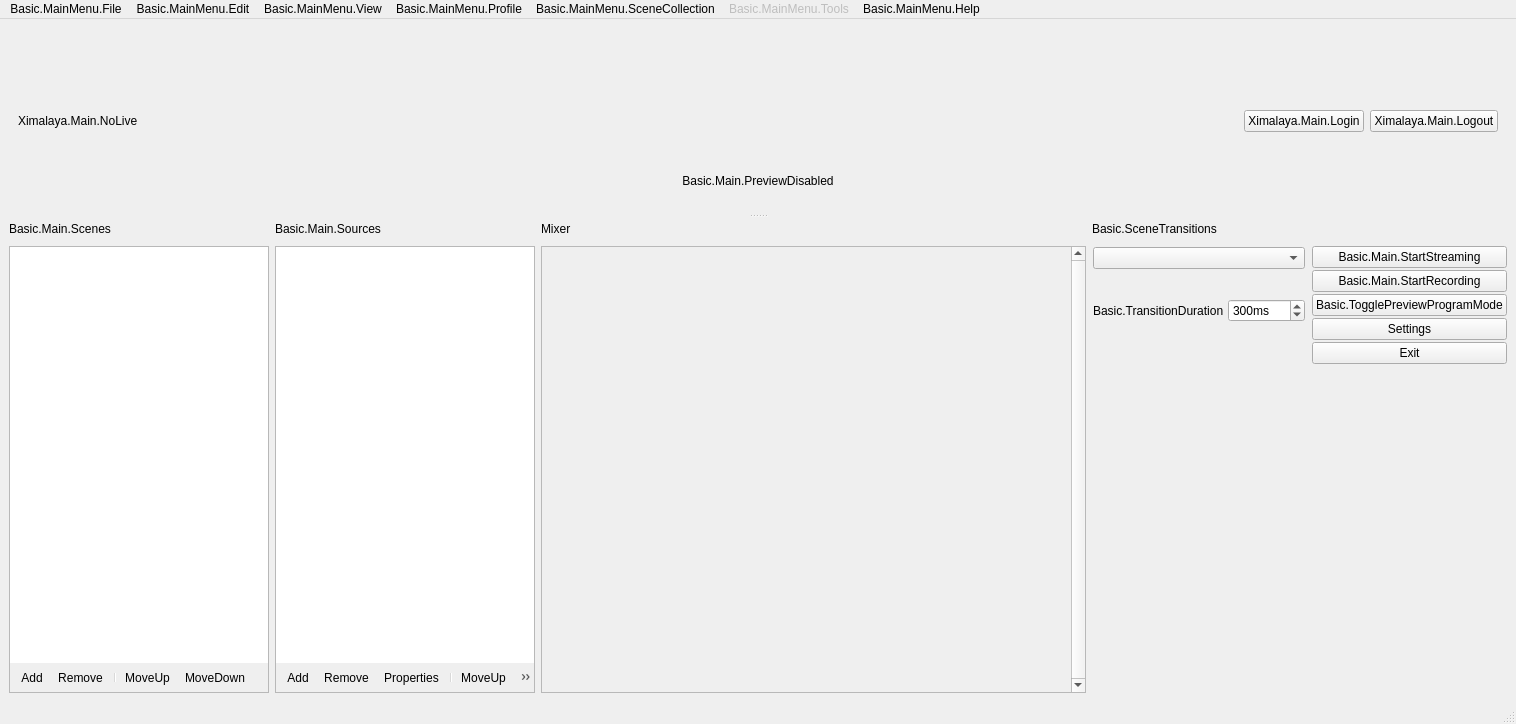
Old version of the form UI/forms/OBSBasic.ui in the repository flying19880517/obs-studio.
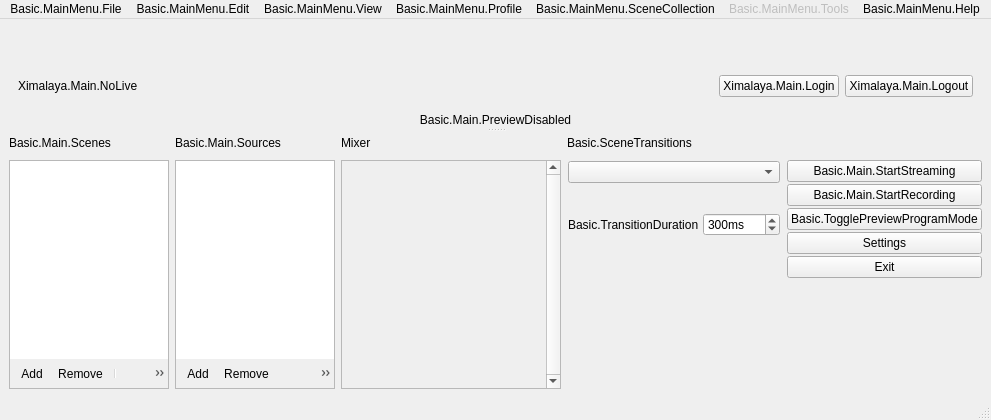
New version of the form. Icons and pictures are not drawn. Custom widgets are drawn as their Qt base class.

Commit message: 界面调整

Diff of the .ui file:
```diff
--- a/UI/forms/OBSBasic.ui
+++ b/UI/forms/OBSBasic.ui
@@ -7,8 +7,8 @@
    <rect>
     <x>0</x>
     <y>0</y>
-    <width>1516</width>
-    <height>724</height>
+    <width>500</width>
+    <height>420</height>
    </rect>
   </property>
   <property name="sizePolicy">
@@ -863,8 +863,8 @@
     <rect>
      <x>0</x>
      <y>0</y>
-     <width>1516</width>
-     <height>21</height>
+     <width>500</width>
+     <height>23</height>
     </rect>
    </property>
    <widget class="QMenu" name="menu_File">
```
Left out of the diff: 2 changed lines with no effect on the pictures. The commit also changes 6 other files.
